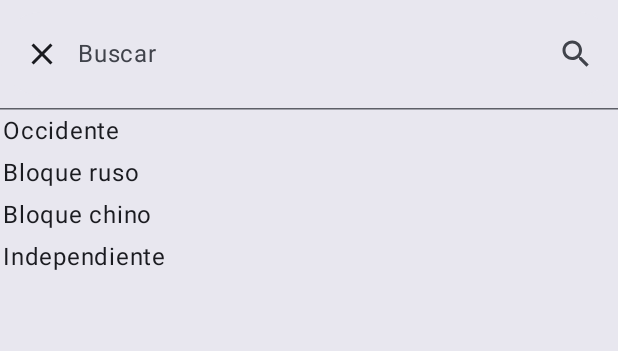
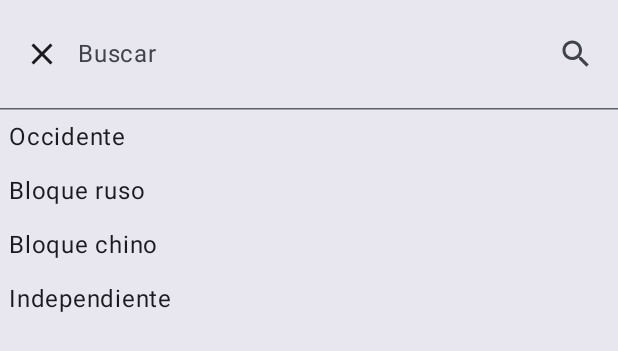
Before and after one commit to FranB01/PracticaFantasyLeague, an Android app built with Jetpack Compose: the @Preview function previewPantallaListaPaises, on a phone screen of 412 x 824 dp. Shown: the top 351 px of the screen. Run offline under Robolectric (Android 15) with nearby library versions, the phone set to English and light mode, and no system bars.

Commit message:
cambios varios que no arreglan la navegacion :(

```diff
--- a/app/src/main/java/com/example/practicafantasyleague/MainActivity.kt
+++ b/app/src/main/java/com/example/practicafantasyleague/MainActivity.kt
@@ -10,12 +10,16 @@ import androidx.compose.material3.Text
 import androidx.compose.runtime.Composable
 import androidx.compose.ui.Modifier
 import androidx.compose.ui.tooling.preview.Preview
+import com.example.practicafantasyleague.datos.ListaPaises
+import com.example.practicafantasyleague.datos.ListaPaisesFantasy
 import com.example.practicafantasyleague.nav.ControladorNav
 import com.example.practicafantasyleague.ui.theme.PracticaFantasyLeagueTheme
 
 class MainActivity : ComponentActivity() {
     override fun onCreate(savedInstanceState: Bundle?) {
         super.onCreate(savedInstanceState)
+        ListaPaises.cargarLista()
+        ListaPaisesFantasy.cargarLista()
         setContent {
             PracticaFantasyLeagueTheme {
                 // A surface container using the 'background' color from the theme
--- a/app/src/main/java/com/example/practicafantasyleague/componentes/PaisComponenteSimple.kt
+++ b/app/src/main/java/com/example/practicafantasyleague/componentes/PaisComponenteSimple.kt
@@ -1,5 +1,7 @@
 package com.example.practicafantasyleague.componentes
 
+import android.annotation.SuppressLint
+import android.util.Log
 import androidx.compose.foundation.Image
 import androidx.compose.foundation.background
 import androidx.compose.foundation.clickable
@@ -26,9 +28,13 @@ import androidx.compose.ui.layout.ContentScale
 import androidx.compose.ui.res.painterResource
 import androidx.compose.ui.tooling.preview.Preview
 import androidx.compose.ui.unit.dp
+import androidx.navigation.NavController
+import androidx.navigation.NavHostController
+import androidx.navigation.compose.rememberNavController
 import com.example.practicafantasyleague.datos.Alianza
 import com.example.practicafantasyleague.datos.Equipamiento
 import com.example.practicafantasyleague.datos.ListaPaises
+import com.example.practicafantasyleague.datos.ListaPaisesFantasy
 import com.example.practicafantasyleague.datos.PaisFantasy
 import com.example.practicafantasyleague.ui.theme.Amarillo
 import com.example.practicafantasyleague.ui.theme.Azul
@@ -43,10 +49,10 @@ fun PaisComponenteSimple(
     paisFantasy: PaisFantasy,
     modoEliminar: Boolean,
     eventoClick: () -> Unit,
+    //navController : NavController,
 ) {
     var seleccionado by remember { mutableStateOf(false) }
     var visible by remember { mutableStateOf(modoEliminar) }
-
 
     val colorFondo = when (paisFantasy.alianza) {
         Alianza.OCCIDENTE -> Azul
@@ -65,10 +71,15 @@ fun PaisComponenteSimple(
         verticalAlignment = Alignment.CenterVertically,
         horizontalArrangement = Arrangement.SpaceBetween,
         modifier = Modifier
+            .clickable {
+                eventoClick
+                //val destino = ListaPaisesFantasy.lista.indexOf(paisFantasy)
+                //navController.navigate("Detalle/${destino}}")
+                Log.i("info", "(interior) Se clickó ${paisFantasy.pais.nombre}")
+            }
             .background(colorFondo)
+            .fillMaxWidth()
             .padding(6.dp)
-            .fillMaxWidth()
-            .clickable { eventoClick }
     ) {
         Image(
             painter = painterResource(id = paisFantasy.pais.bandera),
@@ -99,6 +110,7 @@ fun PaisComponenteSimple(
     }
 }
 
+@SuppressLint("SimpleDateFormat")
 fun formatoFecha(fecha: Date): String {
     val sdf = SimpleDateFormat("dd-MM-yyyy")
     return sdf.format(fecha)
@@ -112,10 +124,11 @@ fun PreviewPaisComponenteSimple() {
             PaisComponenteSimple(
                 paisFantasy = PaisFantasy(
                     ListaPaises.spain, Alianza.OCCIDENTE,
-                    ArrayList<Equipamiento>(), 14, "Francia", Date(10),
+                    ArrayList(), 14, "Francia", Date(10),
                 ),
                 modoEliminar = false,
                 eventoClick = {},
+                //navController = rememberNavController()
             )
         }
     }
--- a/app/src/main/java/com/example/practicafantasyleague/componentes/PantallaListaPaises.kt
+++ b/app/src/main/java/com/example/practicafantasyleague/componentes/PantallaListaPaises.kt
@@ -1,5 +1,6 @@
 package com.example.practicafantasyleague.componentes
 
+import android.util.Log
 import androidx.compose.foundation.clickable
 import androidx.compose.foundation.layout.Arrangement
 import androidx.compose.foundation.layout.Column
@@ -69,24 +70,23 @@ fun PantallaListaPaises(navController: NavHostController) {
     ) {
         SearchBar(
             query = textoBarra,
-            onQueryChange = {
-                textoBarra = it
-            },
-            onSearch = {
-                barraActiva = false
-            },
+            onQueryChange = { textoBarra = it },
+            onSearch = { barraActiva = false },
             active = barraActiva,
-            onActiveChange = {
-                barraActiva = it
-            },
+            onActiveChange = { barraActiva = it },
             placeholder = { Text(text = "Buscar") },
             leadingIcon = {
                 if (barraActiva) { // solo sale el boton de cerrar si estamos en la barra
                     Icon(
                         imageVector = Icons.Filled.Clear,
                         contentDescription = "Borrar",
-                        modifier = Modifier.clickable { // Borra el texto
-                            textoBarra = ""
+                        modifier = Modifier.clickable { // Borra el texto, si esta vacio cierra la barra
+                            if (textoBarra != "") {
+                                textoBarra = ""
+                                alianzaSeleccionada = null
+                            } else {
+                                barraActiva = false
+                            }
                         }
                     )
                 }
@@ -95,7 +95,16 @@ fun PantallaListaPaises(navController: NavHostController) {
             modifier = Modifier.fillMaxWidth()
         ) {
             Alianza.values().forEach { // lista de alianzas
-                Row(modifier = Modifier.padding(2.dp)) {
+                Row(
+                    modifier = Modifier
+                        .fillMaxWidth()
+                        .padding(6.dp)
+                        .clickable {
+                            barraActiva = false
+                            textoBarra = it.toString()
+                            alianzaSeleccionada = it
+                        }
+                ) {
                     Text(text = it.toString())
                 }
             }
@@ -103,20 +112,16 @@ fun PantallaListaPaises(navController: NavHostController) {
 
         LazyColumn(Modifier.weight(1f)) {
             items(count = listaPaisesFantasy.size) {
-                if (alianzaSeleccionada == null) { // si no hay alianza seleccionada
+                if (alianzaSeleccionada == null || listaPaisesFantasy[it].alianza == alianzaSeleccionada) { // si no hay alianza seleccionada
                     PaisComponenteSimple(
                         paisFantasy = listaPaisesFantasy.get(it), // todos los paises
                         modoEliminar = modoEliminar,
-                        eventoClick = { navController.navigate("Detalle/$it") },
+                        eventoClick = {
+                            navController.navigate("Detalle/$it")
+                            Log.i("info", "Clickado componente nº $it")
+                        },
+                        //navController = navController
                     )
-                } else {
-                    if (listaPaisesFantasy.get(it).alianza == alianzaSeleccionada) {
-                        PaisComponenteSimple(
-                            paisFantasy = listaPaisesFantasy.get(it), // solo los paises de la alianza elegida
-                            modoEliminar = modoEliminar,
-                            eventoClick = { navController.navigate("Detalle/$it") },
-                        )
-                    }
                 }
             }
         }
```
